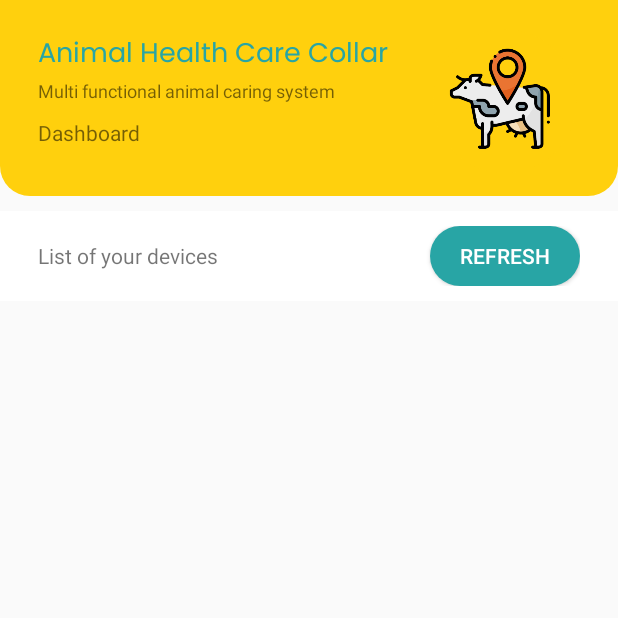
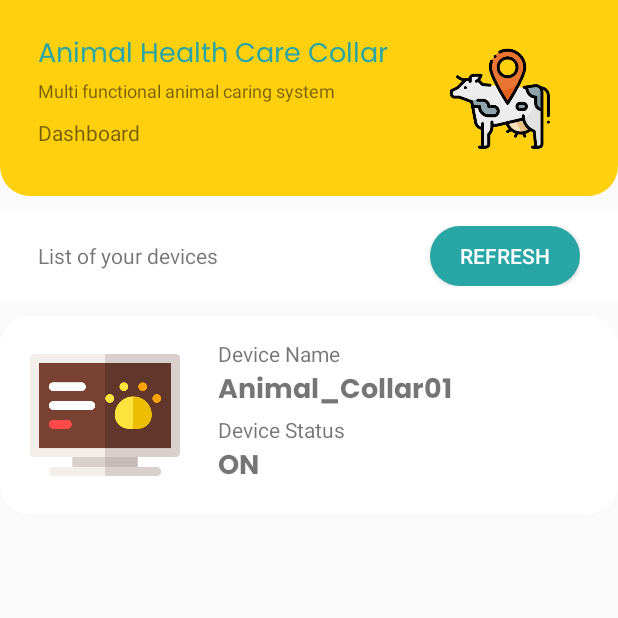
Before and after one commit to Adithya66666/animal-care, an Android app: the screen it shows after launch (Dashboard), on a phone screen of 412 x 824 dp, the top half of it. Run offline under Robolectric (Android 15) with nearby library versions, the phone set to English and light mode, and no system bars; our stand-ins replace Firebase (no records; nobody signed in at launch, a user with empty details on screens opened directly).

```diff
--- a/app/src/main/java/com/example/animalshealthcare/Dashboard.kt
+++ b/app/src/main/java/com/example/animalshealthcare/Dashboard.kt
@@ -29,7 +29,7 @@ class Dashboard : AppCompatActivity() {
         setContentView(binding.root)
 
         binding.refresh.setOnClickListener{
-            readData()
+            Toast.makeText(this, "Data refreshed", Toast.LENGTH_SHORT).show()
         }
 
         bmiRecyclerView = binding.deviceList
@@ -37,42 +37,10 @@ class Dashboard : AppCompatActivity() {
         bmiRecyclerView.setHasFixedSize(true)
         deviceArray = arrayListOf<Device>()
 
-        readData()
+        binding.device01.setOnClickListener{
+            var intent = Intent(this,ViewDevice::class.java)
+            startActivity(intent)
+        }
 
     }
-
-    private fun readData(){
-        deviceArray.clear()
-        deviceIdArray.clear()
-        binding.deviceLoading.visibility = View.VISIBLE
-        binding.deviceList.visibility = View.GONE
-        FirebaseDatabase.getInstance().getReference("").addValueEventListener(object :
-            ValueEventListener {
-            override fun onDataChange(snapshot: DataSnapshot) {
-                if(snapshot.exists()){
-                    for(fineSnapshot in snapshot.children){
-
-                        deviceIdArray += fineSnapshot.key.toString()
-
-                        val deviceItem =  fineSnapshot.getValue(Device::class.java)
-                        deviceArray.add(deviceItem!!)
-                    }
-                    bmiRecyclerView.adapter = DeviceAdapter(deviceArray,this@Dashboard)
-                }
-                binding.deviceLoading.visibility = View.GONE
-                binding.deviceList.visibility = View.VISIBLE
-            }
-            override fun onCancelled(error: DatabaseError) {
-
-            }
-        })
-    }
-
-    fun onItemClick(position: Int) {
-        var intent = Intent(this,ViewDevice::class.java).also {
-            it.putExtra("deviceId",deviceIdArray?.get(position))
-            it.putExtra("deviceName",position)
-        }
-        startActivity(intent)
-    }
 }
--- a/app/src/main/java/com/example/animalshealthcare/MainActivity.kt
+++ b/app/src/main/java/com/example/animalshealthcare/MainActivity.kt
@@ -6,6 +6,7 @@ import android.os.Bundle
 import android.os.Handler
 import android.widget.Toast
 import com.example.animalshealthcare.databinding.ActivityMainBinding
+import com.google.firebase.database.FirebaseDatabase
 
 class MainActivity : AppCompatActivity() {
 
@@ -39,6 +40,5 @@ class MainActivity : AppCompatActivity() {
                 finish()
             },3000)
         }
-
     }
 }
--- a/app/src/main/res/layout/activity_dashboard.xml
+++ b/app/src/main/res/layout/activity_dashboard.xml
@@ -93,7 +93,7 @@
             android:gravity="center"
             android:padding="50dp"
             android:layout_marginTop="50dp"
-            android:visibility="visible">
+            android:visibility="gone">
 
             <ImageView
                 android:id="@+id/imageView4"
@@ -117,6 +117,65 @@
         </LinearLayout>
 
 
+        <LinearLayout
+            android:id="@+id/device01"
+            android:layout_width="match_parent"
+            android:layout_height="match_parent"
+            android:orientation="vertical"
+            android:paddingHorizontal="20dp"
+            android:background="@drawable/device_element">
+
+            <LinearLayout
+                android:layout_width="match_parent"
+                android:layout_height="match_parent"
+                android:orientation="horizontal">
+
+                <ImageView
+                    android:id="@+id/imageView5"
+                    android:layout_width="100dp"
+                    android:layout_marginRight="10dp"
+                    android:layout_height="match_parent"
+                    android:src="@drawable/pet" />
+
+                <LinearLayout
+                    android:layout_width="match_parent"
+                    android:layout_height="wrap_content"
+                    android:orientation="vertical"
+                    android:padding="15dp">
+
+                    <TextView
+                        android:id="@+id/deviceNamefixed"
+                        android:layout_width="match_parent"
+                        android:layout_height="wrap_content"
+                        android:text="Device Name" />
+
+                    <TextView
+                        android:id="@+id/deviceName"
+                        android:layout_width="match_parent"
+                        android:layout_height="wrap_content"
+                        android:fontFamily="@font/poppinsbold"
+                        android:textSize="18dp"
+                        android:text="Animal_Collar01" />
+
+                    <TextView
+                        android:id="@+id/textView12"
+                        android:layout_width="match_parent"
+                        android:layout_height="wrap_content"
+                        android:text="Device Status" />
+
+                    <TextView
+                        android:id="@+id/deviceStatus"
+                        android:layout_width="match_parent"
+                        android:layout_height="wrap_content"
+                        android:text="ON"
+                        android:fontFamily="@font/poppinsbold"
+                        android:textSize="18dp"/>
+                </LinearLayout>
+            </LinearLayout>
+        </LinearLayout>
+
+
+
         <androidx.recyclerview.widget.RecyclerView
             android:id="@+id/deviceList"
             android:layout_width="match_parent"
--- a/app/src/main/res/layout/device_element.xml
+++ b/app/src/main/res/layout/device_element.xml
@@ -4,7 +4,6 @@
     android:layout_width="match_parent"
     android:layout_height="wrap_content"
     android:layout_marginVertical="15dp">
-
 
     <LinearLayout
         android:layout_width="match_parent"
@@ -60,6 +59,6 @@
                     android:textSize="18dp"/>
             </LinearLayout>
         </LinearLayout>
+    </LinearLayout>
 
-    </LinearLayout>
 </androidx.constraintlayout.widget.ConstraintLayout>
```
Also changed, not shown: app/build.gradle (+7 -0 lines), app/src/main/AndroidManifest.xml (+11 -0 lines), app/src/main/java/com/example/animalshealthcare/DeviceAdapter.kt (deleted, +0 -49 lines), app/src/main/java/com/example/animalshealthcare/DirectionsApiService.kt (added, +31 -0 lines), app/src/main/java/com/example/animalshealthcare/ViewDevice.kt (+114 -70 lines), app/src/main/java/com/example/animalshealthcare/ViewMap.kt (added, +201 -0 lines), app/src/main/res/layout/activity_view_device.xml (+21 -7 lines), app/src/main/res/layout/activity_view_map.xml (added, +99 -0 lines), app/src/main/res/drawable/img.png (added).
